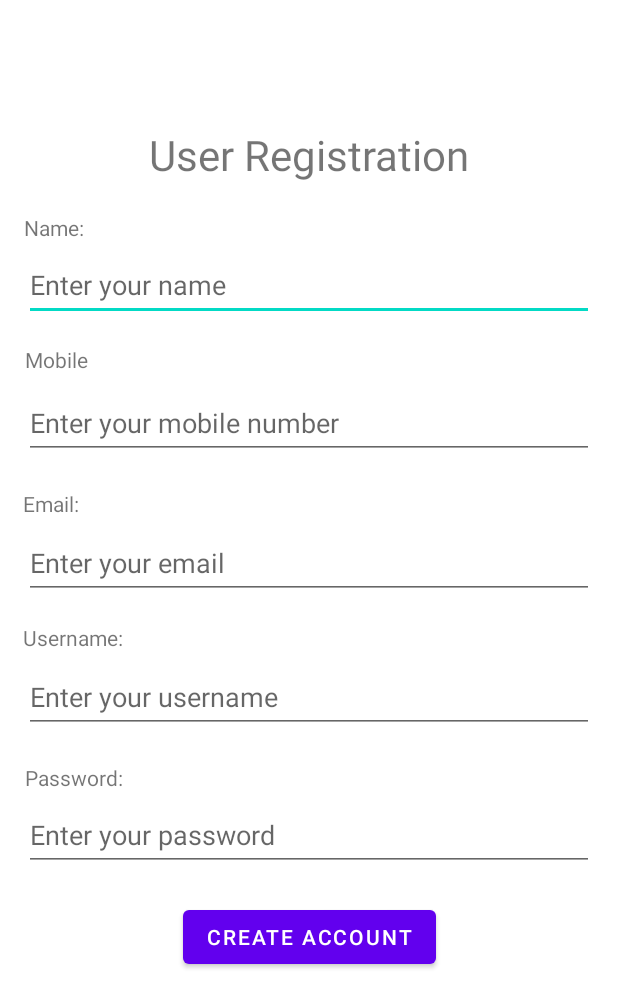
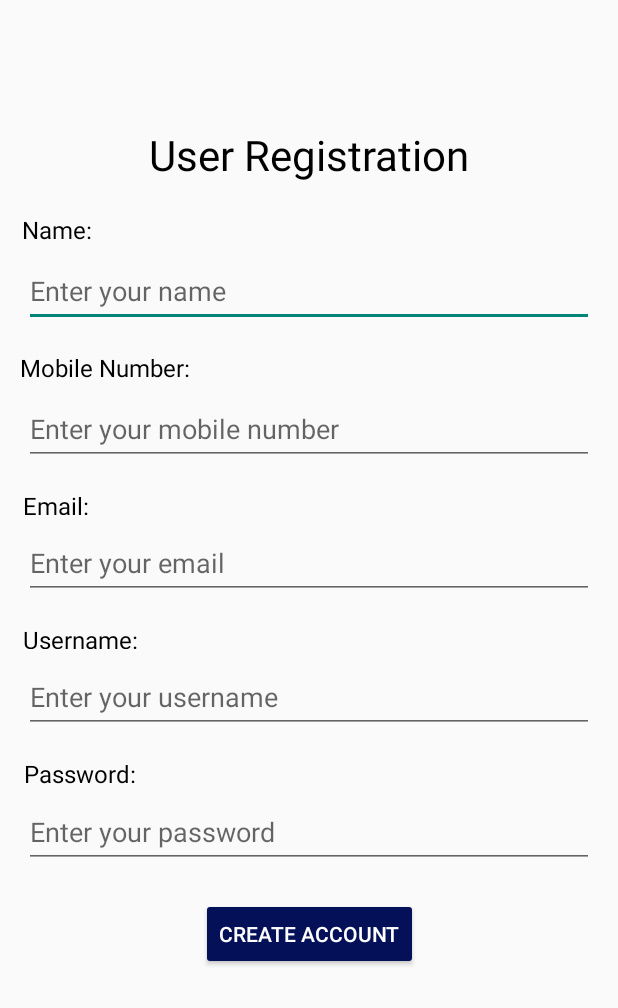
Before and after one commit to charithlanzzz/Ticket_Reservation_Android, an Android app: the layout activity_registration.xml on its own in the app's theme, with its tools: preview values and no code run, on a phone screen of 412 x 824 dp. Shown: the top 1008 px of the screen. Run offline under Robolectric (Android 15) with nearby library versions, the phone set to English and light mode, and no system bars.

Commit message:
color changes

```diff
--- a/app/src/main/res/layout/activity_registration.xml
+++ b/app/src/main/res/layout/activity_registration.xml
@@ -12,6 +12,7 @@
         android:layout_height="wrap_content"
         android:layout_marginTop="84dp"
         android:text="User Registration"
+        android:textColor="#000000"
         android:textSize="28sp"
         app:layout_constraintEnd_toEndOf="parent"
         app:layout_constraintStart_toStartOf="parent"
@@ -19,10 +20,12 @@
 
     <TextView
         android:id="@+id/nameLabel"
-        android:layout_width="41dp"
-        android:layout_height="16dp"
+        android:layout_width="70dp"
+        android:layout_height="22dp"
         android:layout_marginTop="20dp"
         android:text="Name:"
+        android:textColor="#000000"
+        android:textSize="16sp"
         app:layout_constraintEnd_toEndOf="parent"
         app:layout_constraintHorizontal_bias="0.043"
         app:layout_constraintStart_toStartOf="parent"
@@ -32,20 +35,22 @@
         android:id="@+id/nameEditText"
         android:layout_width="0dp"
         android:layout_height="48dp"
+        android:layout_marginStart="16dp"
+        android:layout_marginTop="6dp"
+        android:layout_marginEnd="16dp"
         android:hint="Enter your name"
-        app:layout_constraintTop_toBottomOf="@+id/nameLabel"
+        app:layout_constraintEnd_toEndOf="parent"
         app:layout_constraintStart_toStartOf="parent"
-        app:layout_constraintEnd_toEndOf="parent"
-        android:layout_marginStart="16dp"
-        android:layout_marginEnd="16dp"
-        android:layout_marginTop="8dp" />
+        app:layout_constraintTop_toBottomOf="@+id/nameLabel" />
 
     <TextView
         android:id="@+id/mobileLabel"
-        android:layout_width="88dp"
+        android:layout_width="146dp"
         android:layout_height="20dp"
         android:layout_marginTop="16dp"
         android:text="Mobile Number:"
+        android:textColor="#000000"
+        android:textSize="16sp"
         app:layout_constraintEnd_toEndOf="parent"
         app:layout_constraintHorizontal_bias="0.051"
         app:layout_constraintStart_toStartOf="parent"
@@ -67,8 +72,10 @@
         android:id="@+id/emailLabel"
         android:layout_width="44dp"
         android:layout_height="17dp"
-        android:layout_marginTop="20dp"
+        android:layout_marginTop="16dp"
         android:text="Email:"
+        android:textColor="#000000"
+        android:textSize="16sp"
         app:layout_constraintEnd_toEndOf="parent"
         app:layout_constraintHorizontal_bias="0.042"
         app:layout_constraintStart_toStartOf="parent"
@@ -92,6 +99,8 @@
         android:layout_height="17dp"
         android:layout_marginTop="16dp"
         android:text="Username:"
+        android:textColor="#000000"
+        android:textSize="16sp"
         app:layout_constraintEnd_toEndOf="parent"
         app:layout_constraintHorizontal_bias="0.046"
         app:layout_constraintStart_toStartOf="parent"
@@ -111,10 +120,12 @@
 
     <TextView
         android:id="@+id/passwordLabel"
-        android:layout_width="76dp"
-        android:layout_height="16dp"
-        android:layout_marginTop="20dp"
+        android:layout_width="90dp"
+        android:layout_height="18dp"
+        android:layout_marginTop="16dp"
         android:text="Password:"
+        android:textColor="#000000"
+        android:textSize="16sp"
         app:layout_constraintEnd_toEndOf="parent"
         app:layout_constraintHorizontal_bias="0.049"
         app:layout_constraintStart_toStartOf="parent"
@@ -137,10 +148,12 @@
         android:id="@+id/registerButton"
         android:layout_width="wrap_content"
         android:layout_height="48dp"
+        android:layout_marginTop="20dp"
+        android:backgroundTint="#041057"
         android:text="Create Account"
-        app:layout_constraintTop_toBottomOf="@+id/passwordEditText"
+        android:textColor="#FFFFFF"
+        app:layout_constraintEnd_toEndOf="parent"
         app:layout_constraintStart_toStartOf="parent"
-        app:layout_constraintEnd_toEndOf="parent"
-        android:layout_marginTop="20dp" />
+        app:layout_constraintTop_toBottomOf="@+id/passwordEditText" />
 
 </androidx.constraintlayout.widget.ConstraintLayout>
--- a/app/src/main/res/values/colors.xml
+++ b/app/src/main/res/values/colors.xml
@@ -5,6 +5,7 @@
     <color name="purple_700">#FF3700B3</color>
     <color name="teal_200">#FF03DAC5</color>
     <color name="teal_700">#FF018786</color>
+    <color name="blue">#203C65</color>
     <color name="black">#FF000000</color>
     <color name="white">#FFFFFFFF</color>
 </resources>
--- /dev/null
+++ b/app/src/main/res/values/styles.xml
@@ -0,0 +1,3 @@
+<?xml version="1.0" encoding="utf-8"?>
+<resources>
+</resources>
--- a/app/src/main/res/values/themes.xml
+++ b/app/src/main/res/values/themes.xml
@@ -1,9 +1,9 @@
 <resources xmlns:tools="http://schemas.android.com/tools">
     <!-- Base application theme. -->
-    <style name="Theme.Ticket_Reservation_Android" parent="Theme.MaterialComponents.DayNight.DarkActionBar">
+    <style name="Theme.Ticket_Reservation_Android" parent="Theme.AppCompat.DayNight.NoActionBar">
         <!-- Primary brand color. -->
         <item name="colorPrimary">@color/purple_500</item>
-        <item name="colorPrimaryVariant">@color/purple_700</item>
+        <item name="colorPrimaryVariant">#082552</item>
         <item name="colorOnPrimary">@color/white</item>
         <!-- Secondary brand color. -->
         <item name="colorSecondary">@color/teal_200</item>
```
Also changed, not shown: app/src/main/res/layout/activity_login.xml (+14 -8 lines).
